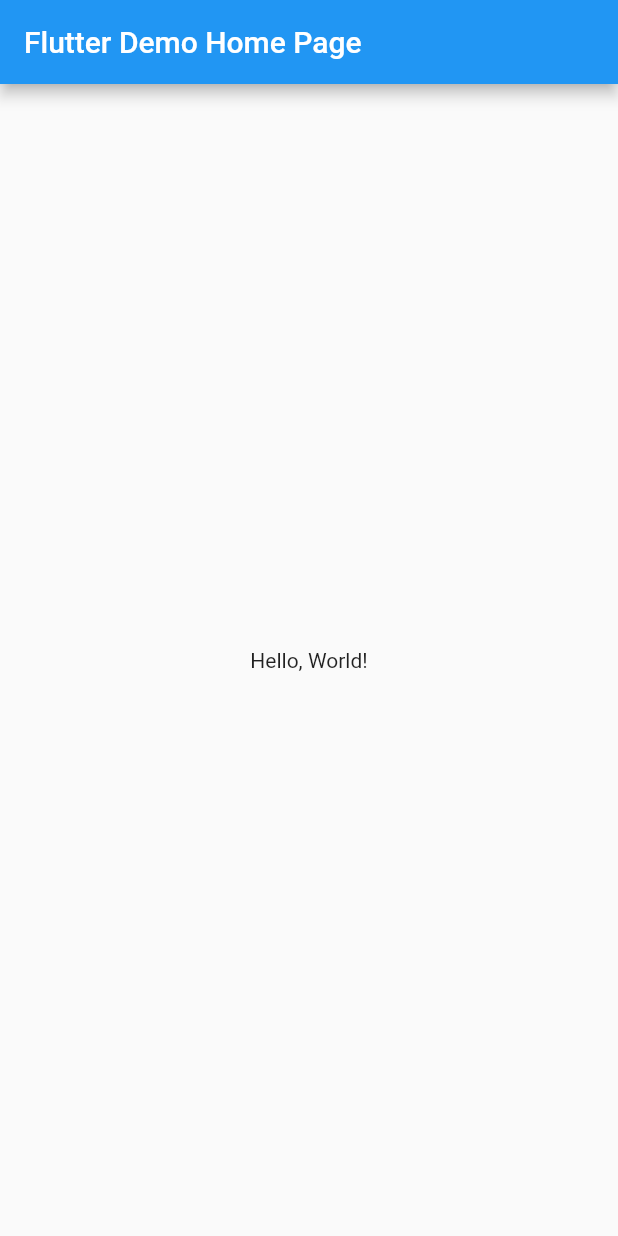
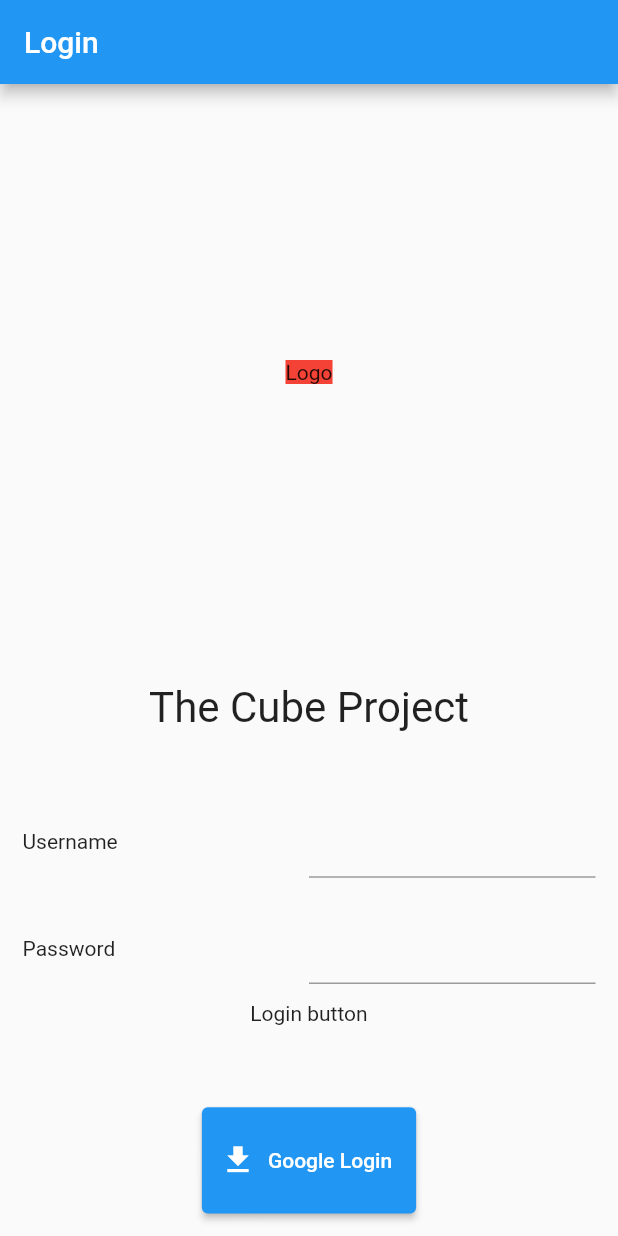
Before and after one commit to zeroname101/Flutter-Cube-UI, a Flutter app: the screen it shows after launch, on a phone screen of 412 x 824 dp. Run offline on Flutter 3.47's test engine with Material 2 defaults, Android fonts, the phone set to English and light mode, and no system bars; our stand-ins replace firebase_auth, firebase_core, google_sign_in; missing offline and left inert: dart:html; accounts and stored records are empty.

Commit message:
Draft of Login page made

```diff
--- /dev/null
+++ b/lib/Element/Logo.dart
@@ -0,0 +1,12 @@
+
+import 'package:flutter/material.dart';
+
+class MyLogo extends StatelessWidget {
+  const MyLogo({super.key});
+
+  @override
+  Widget build(BuildContext context) {
+    return Center(
+        child: Container(child: const Text('Logo'), color: Colors.red));
+  }
+}
--- /dev/null
+++ b/lib/LoginPage.dart
@@ -0,0 +1,56 @@
+import 'package:flutter/material.dart';
+import 'Element/Logo.dart';
+
+class LoginPage extends StatelessWidget {
+  const LoginPage({super.key});
+
+  @override
+  Widget build(BuildContext context) {
+    return Scaffold(
+        appBar: AppBar(title: const Text("Login")),
+        body: Column(children: const <Widget>[
+          Expanded(child: MyLogo()),
+          Expanded(child: LoginForms())
+        ]));
+  }
+}
+
+class LoginForms extends StatelessWidget {
+  const LoginForms({super.key});
+
+  @override
+  Widget build(BuildContext context) {
+    return Container(
+        padding: EdgeInsets.all(15),
+        child: Center(
+            child: Column(children: <Widget>[
+          Expanded(
+              child: Text("The Cube Project",
+                  style: DefaultTextStyle.of(context)
+                      .style
+                      .apply(fontSizeFactor: 2.0))),
+          Expanded(
+              child: Row(children: const <Widget>[
+            Expanded(child: Text("Username")),
+            Expanded(child: TextField())
+          ])),
+          Expanded(
+              child: Row(children: const <Widget>[
+            Expanded(child: Text("Password")),
+            Expanded(child: TextField())
+          ])),
+          Expanded(child: Text("Login button")),
+          Expanded(
+            child: ElevatedButton.icon(
+              onPressed: () {},
+              icon: Icon(
+                // <-- Icon
+                Icons.download,
+                size: 24.0,
+              ),
+              label: Text('Google Login'), // <-- Text
+            ),
+          ),
+        ])));
+  }
+}
--- a/lib/main.dart
+++ b/lib/main.dart
@@ -1,41 +1,20 @@
+import 'dart:html';
+import 'LoginPage.dart';
 import 'package:flutter/material.dart';
+import 'package:firebase_auth/firebase_auth.dart';
+import 'package:google_sign_in/google_sign_in.dart';
 
-void main() => runApp(MyApp());
+void main() {
+  runApp(MyApp());
+}
 
 class MyApp extends StatelessWidget {
-  // This widget is the root of your application. test
+  const MyApp({super.key});
+
   @override
   Widget build(BuildContext context) {
     return MaterialApp(
-      // Application name
-      title: 'Flutter Hello World',
-      // Application theme data, you can set the colors for the application as
-      // you want
-      theme: ThemeData(
-        primarySwatch: Colors.blue,
-      ),
-      // A widget which will be started on application startup
-      home: MyHomePage(title: 'Flutter Demo Home Page'),
+      home: LoginPage(),
     );
   }
 }
-
-class MyHomePage extends StatelessWidget {
-  final String title;
-  const MyHomePage({Key? key, required this.title}) : super(key: key);
-
-  @override
-  Widget build(BuildContext context) {
-    return Scaffold(
-      appBar: AppBar(
-        // The title text which will be shown on the action bar
-        title: Text(title),
-      ),
-      body: Center(
-        child: Text(
-          'Hello, World!',
-        ),
-      ),
-    );
-  }
-}
```
Also changed, not shown: pubspec.yaml (+8 -1 lines), lib/Cube/CubeOverview.dart (added), lib/Cube/CubePage.dart (added), lib/Menues/UserInfo.dart (added), lib/firebase_options.dart (added).
